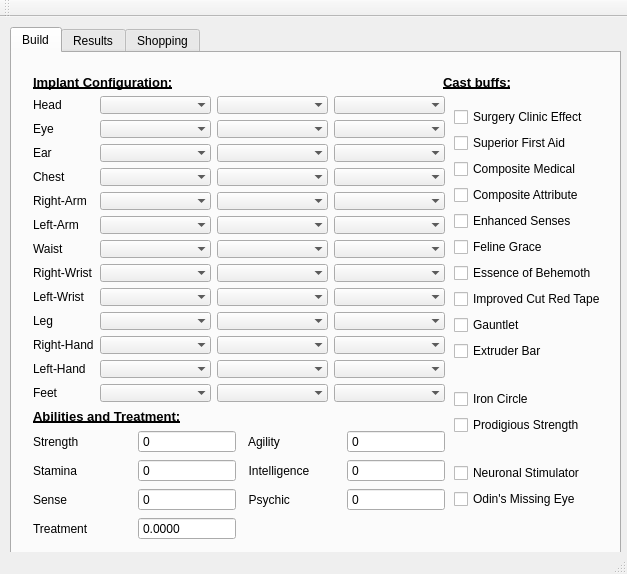
Above: src/mainwindow.ui from davghouse/AOLadderer before the change. Below: the same form after it.
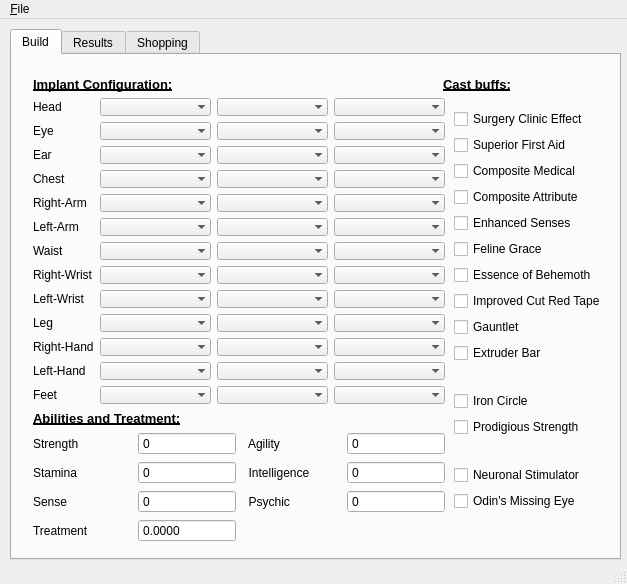
That is the form after the change.

```diff
--- a/src/mainwindow.ui
+++ b/src/mainwindow.ui
@@ -10,7 +10,7 @@
     <x>0</x>
     <y>0</y>
     <width>627</width>
-    <height>574</height>
+    <height>584</height>
    </rect>
   </property>
   <property name="sizePolicy">
@@ -22,13 +22,13 @@
   <property name="minimumSize">
    <size>
     <width>627</width>
-    <height>574</height>
+    <height>584</height>
    </size>
   </property>
   <property name="maximumSize">
    <size>
     <width>627</width>
-    <height>574</height>
+    <height>584</height>
    </size>
   </property>
   <property name="windowTitle">
@@ -3622,15 +3622,53 @@
     </widget>
    </widget>
   </widget>
-  <widget class="QToolBar" name="mainToolBar">
-   <attribute name="toolBarArea">
-    <enum>TopToolBarArea</enum>
-   </attribute>
-   <attribute name="toolBarBreak">
-    <bool>false</bool>
-   </attribute>
+  <widget class="QStatusBar" name="statusBar">
+   <property name="enabled">
+    <bool>true</bool>
+   </property>
   </widget>
-  <widget class="QStatusBar" name="statusBar"/>
+  <widget class="QMenuBar" name="menuBar">
+   <property name="geometry">
+    <rect>
+     <x>0</x>
+     <y>0</y>
+     <width>627</width>
+     <height>18</height>
+    </rect>
+   </property>
+   <widget class="QMenu" name="menu_File">
+    <property name="title">
+     <string>&amp;File</string>
+    </property>
+    <addaction name="actionOpen"/>
+    <addaction name="separator"/>
+    <addaction name="actionSave"/>
+    <addaction name="actionSave_as"/>
+    <addaction name="separator"/>
+    <addaction name="actionExport_to_Auno"/>
+   </widget>
+   <addaction name="menu_File"/>
+  </widget>
+  <action name="actionOpen">
+   <property name="text">
+    <string>Open...</string>
+   </property>
+  </action>
+  <action name="actionSave">
+   <property name="text">
+    <string>Save</string>
+   </property>
+  </action>
+  <action name="actionSave_as">
+   <property name="text">
+    <string>Save As...</string>
+   </property>
+  </action>
+  <action name="actionExport_to_Auno">
+   <property name="text">
+    <string>Export to Auno</string>
+   </property>
+  </action>
  </widget>
  <layoutdefault spacing="6" margin="11"/>
  <tabstops>
```
Left out of the diff: 2 changed lines with no effect on the pictures.
